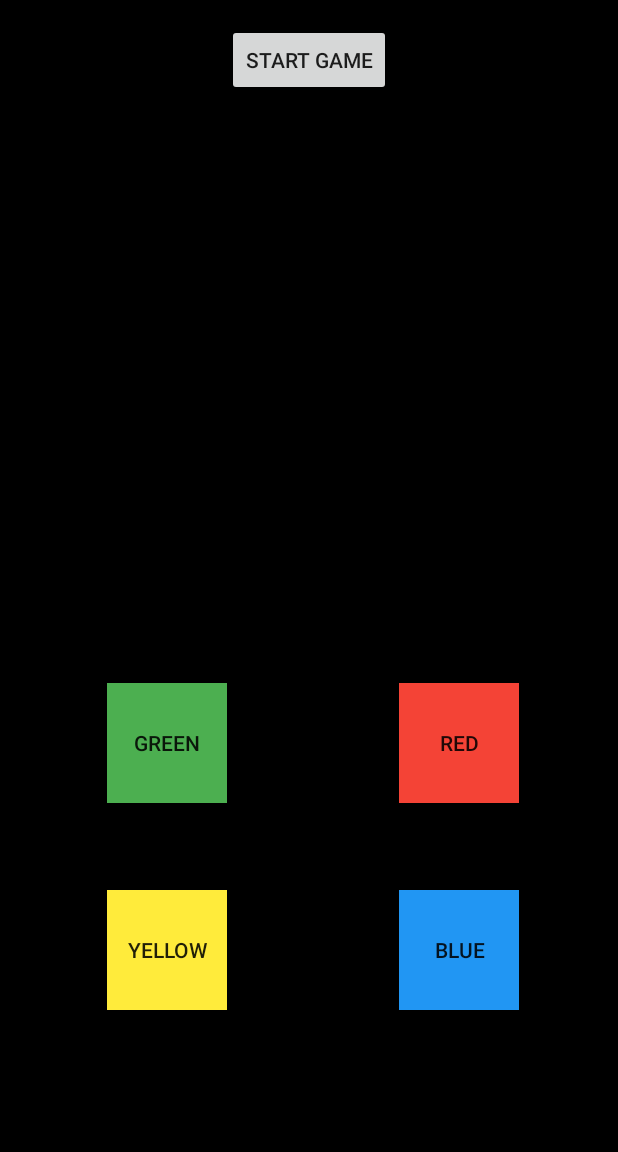
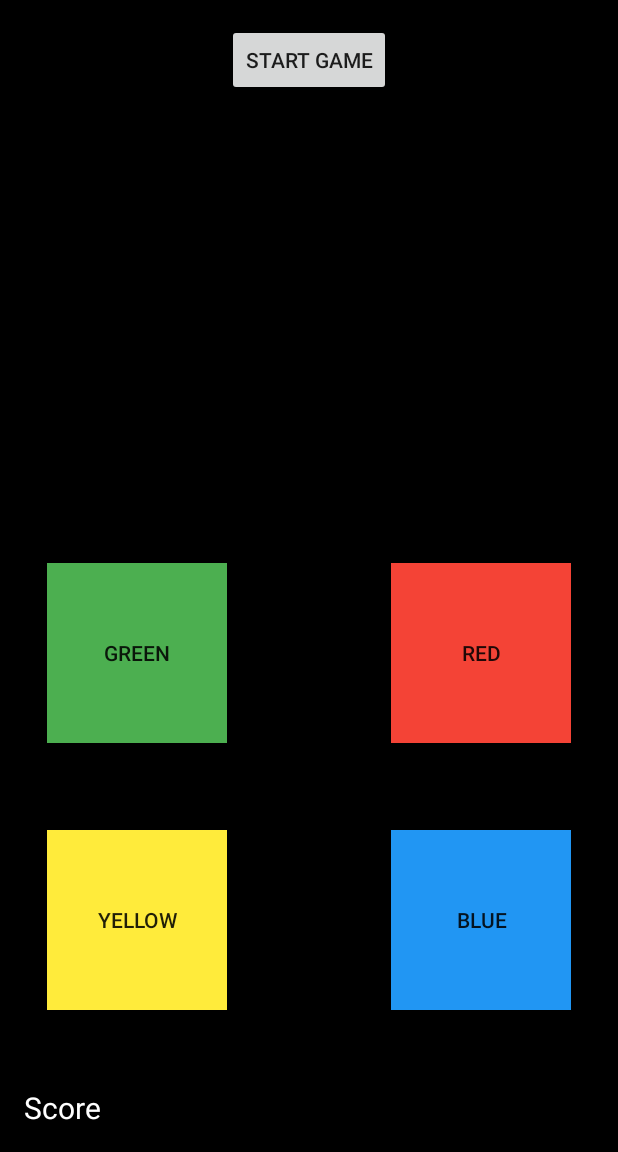
Before and after one commit to tbcrozier/Assignment2Simon, an Android app: the GameActivity screen opened directly, with no data from a screen before it, on a phone screen of 412 x 824 dp, the part 84-1236 px from its top. Run offline under Robolectric (Android 15) with nearby library versions, the phone set to English and light mode, and no system bars.

```diff
--- a/app/src/main/res/layout-land/activity_game.xml
+++ b/app/src/main/res/layout-land/activity_game.xml
@@ -20,7 +20,7 @@
             android:id="@+id/blue_button"
             android:layout_alignTop="@+id/yellow_button"
             android:minHeight="80dp"
-            android:minWidth="80dp" />
+            android:minWidth="180dp" />
 
         <Button
             android:text="@string/red_color"
@@ -33,10 +33,10 @@
             android:layout_alignBottom="@+id/green_button"
             android:layout_alignParentEnd="true"
             android:minHeight="80dp"
-            android:minWidth="80dp" />
+            android:minWidth="180dp" />
 
         <Button
-            android:text="Start Game"
+            android:text="@string/start_game"
             android:layout_width="wrap_content"
             android:layout_height="wrap_content"
             android:layout_centerHorizontal="true"
@@ -44,7 +44,7 @@
             android:layout_alignParentTop="true" />
 
         <TextView
-            android:text="Score:"
+            android:text="@string/score"
             android:layout_width="wrap_content"
             android:layout_height="wrap_content"
             android:id="@+id/score_tv"
@@ -59,7 +59,7 @@
         android:layout_height="wrap_content"
         android:id="@+id/yellow_button"
         android:minHeight="80dp"
-        android:minWidth="80dp"
+        android:minWidth="180dp"
         android:layout_above="@+id/score_tv"
         android:layout_alignStart="@+id/green_button" />
 
@@ -70,7 +70,7 @@
             android:layout_height="wrap_content"
             android:id="@+id/green_button"
             android:minHeight="80dp"
-            android:minWidth="80dp"
+            android:minWidth="180dp"
         android:layout_marginBottom="16dp"
         android:layout_above="@+id/yellow_button"
         android:layout_toEndOf="@+id/score_tv" />
--- a/app/src/main/res/layout/activity_game.xml
+++ b/app/src/main/res/layout/activity_game.xml
@@ -1,5 +1,6 @@
 <?xml version="1.0" encoding="utf-8"?>
 <RelativeLayout xmlns:android="http://schemas.android.com/apk/res/android"
+    xmlns:app="http://schemas.android.com/apk/res-auto"
     xmlns:tools="http://schemas.android.com/tools"
     android:id="@+id/activity_game"
     android:layout_width="match_parent"
@@ -19,24 +20,11 @@
         android:layout_alignEnd="@+id/red_button"
         android:id="@+id/blue_button"
         android:layout_alignTop="@+id/yellow_button"
-        android:minHeight="80dp"
-        android:minWidth="80dp" />
+        android:minHeight="120dp"
+        android:minWidth="120dp" />
 
     <Button
-        android:text="@string/red_color"
-        android:background="@color/colorRed"
-        android:layout_width="wrap_content"
-        android:layout_height="wrap_content"
-        android:layout_marginEnd="50dp"
-        android:id="@+id/red_button"
-        android:layout_alignBaseline="@+id/green_button"
-        android:layout_alignBottom="@+id/green_button"
-        android:layout_alignParentEnd="true"
-        android:minHeight="80dp"
-        android:minWidth="80dp" />
-
-    <Button
-        android:text="Start Game"
+        android:text="@string/start_game"
         android:layout_width="wrap_content"
         android:layout_height="wrap_content"
         android:layout_centerHorizontal="true"
@@ -44,13 +32,14 @@
         android:layout_alignParentTop="true" />
 
     <TextView
-        android:text="Score:"
+        android:text="@string/score"
         android:layout_width="wrap_content"
         android:layout_height="wrap_content"
         android:id="@+id/score_tv"
         android:textSize="20sp"
         android:layout_alignParentBottom="true"
-        android:layout_alignParentStart="true" />
+        android:layout_alignParentStart="true"
+        android:textColor="@android:color/white" />
 
     <Button
         android:text="@string/yellow_color"
@@ -58,8 +47,8 @@
         android:layout_width="wrap_content"
         android:layout_height="wrap_content"
         android:id="@+id/yellow_button"
-        android:minHeight="80dp"
-        android:minWidth="80dp"
+        android:minHeight="120dp"
+        android:minWidth="120dp"
         android:layout_above="@+id/score_tv"
         android:layout_alignStart="@+id/green_button"
         android:layout_marginBottom="51dp" />
@@ -70,9 +59,22 @@
         android:layout_width="wrap_content"
         android:layout_height="wrap_content"
         android:id="@+id/green_button"
-        android:minHeight="80dp"
-        android:minWidth="80dp"
+        android:minHeight="120dp"
+        android:minWidth="120dp"
         android:layout_above="@+id/yellow_button"
         android:layout_toStartOf="@+id/startGameButton"
         android:layout_marginBottom="58dp" />
+
+    <Button
+        android:text="@string/red_color"
+        android:background="@color/colorRed"
+        android:layout_width="wrap_content"
+        android:layout_height="wrap_content"
+        android:id="@+id/red_button"
+        android:minHeight="120dp"
+        android:minWidth="120dp"
+        android:layout_alignBaseline="@+id/green_button"
+        android:layout_alignBottom="@+id/green_button"
+        android:layout_toEndOf="@+id/startGameButton" />
+
 </RelativeLayout>
--- a/app/src/main/res/values/strings.xml
+++ b/app/src/main/res/values/strings.xml
@@ -24,5 +24,7 @@
 <string name="pah_label"><u>Player Adds</u></string>
 <string name="cyc_label"><u>Choose Your Color</u></string>
 <string name="start_game_title">Simon</string>
+<string name="start_game">Start Game</string>
+<string name="score">Score</string>
 
 </resources>
```
Also changed, not shown: app/src/main/res/layout/activity_mode.xml (+26 -15 lines).
